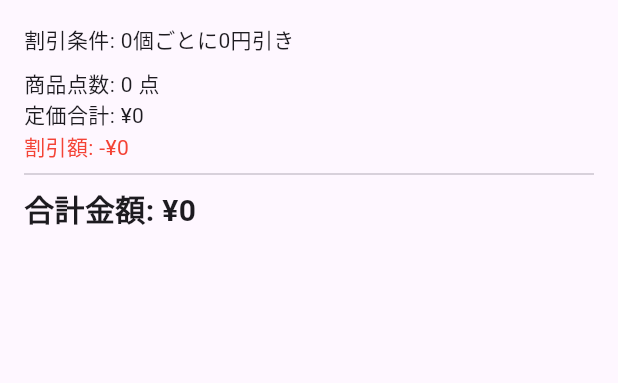
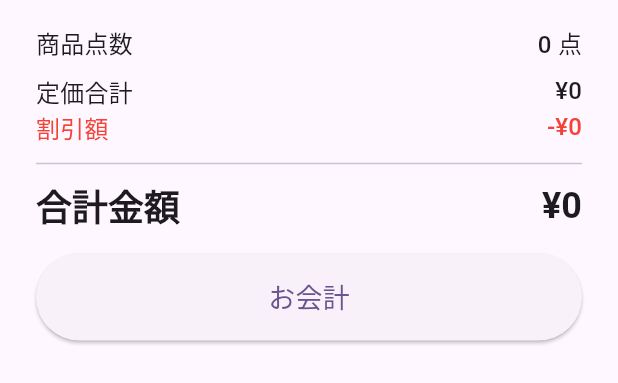
Before and after one commit to ht325ver0/k3register, a Flutter app: the TotalCounter widget shown alone on an empty page, opened directly with empty values, on a phone screen of 412 x 824 dp. Shown: the top 383 px of the screen. Run offline on Flutter 3.47's test engine with Material 3 defaults, Android fonts, the phone set to English and light mode, and no system bars; our stand-ins replace flutter_riverpod.

Commit message:
デザインの修正

```diff
--- a/lib/component/total_counter.dart
+++ b/lib/component/total_counter.dart
@@ -28,20 +28,63 @@ class TotalCounter extends StatelessWidget {
 
     final int finalPrice = regularPrice - discountAmount;
 
-    return Container(
-      padding: const EdgeInsets.all(16.0),
-      child: Column(
-        crossAxisAlignment: CrossAxisAlignment.start,
-        children: <Widget>[
-          Text("割引条件: ${discountRatio}個ごとに${discountMoney}円引き"),
-          const SizedBox(height: 8),
-          Text("商品点数: $totalQuantity 点"),
-          Text("定価合計: ¥$regularPrice"),
-          Text("割引額: -¥$discountAmount", style: const TextStyle(color: Colors.red)),
-          const Divider(),
-          Text("合計金額: ¥$finalPrice",
-              style: const TextStyle(fontSize: 20, fontWeight: FontWeight.bold)),
-        ],
+    // スタイルを定義しておくと、一貫性のあるUIを保ちやすくなります。
+    final labelStyle = Theme.of(context).textTheme.titleMedium;
+    final valueStyle = Theme.of(context).textTheme.titleMedium;
+
+    return Material(
+      elevation: 8.0, // カートリストとの区別を明確にするための影
+      child: Container(
+        padding: const EdgeInsets.symmetric(horizontal: 24.0, vertical: 16.0),
+        child: Column(
+          crossAxisAlignment: CrossAxisAlignment.stretch,
+          children: <Widget>[
+            Row(
+              mainAxisAlignment: MainAxisAlignment.spaceBetween,
+              children: [
+                Text("商品点数", style: labelStyle),
+                Text("$totalQuantity 点", style: valueStyle),
+              ],
+            ),
+            const SizedBox(height: 8),
+            Row(
+              mainAxisAlignment: MainAxisAlignment.spaceBetween,
+              children: [
+                Text("定価合計", style: labelStyle),
+                Text("¥$regularPrice", style: valueStyle),
+              ],
+            ),
+            Row(
+              mainAxisAlignment: MainAxisAlignment.spaceBetween,
+              children: [
+                Text("割引額", style: labelStyle?.copyWith(color: Colors.red)),
+                Text("-¥$discountAmount",
+                    style: valueStyle?.copyWith(color: Colors.red)),
+              ],
+            ),
+            const Divider(height: 24, thickness: 1),
+            Row(
+              mainAxisAlignment: MainAxisAlignment.spaceBetween,
+              children: [
+                Text("合計金額",
+                    style: Theme.of(context).textTheme.headlineSmall?.copyWith(
+                        fontWeight: FontWeight.bold)),
+                Text("¥$finalPrice",
+                    style: Theme.of(context).textTheme.headlineSmall?.copyWith(
+                        fontWeight: FontWeight.bold)),
+              ],
+            ),
+            const SizedBox(height: 16),
+            ElevatedButton(
+              onPressed: () {
+                // TODO: 会計処理のダイアログなどを表示
+              },
+              style: ElevatedButton.styleFrom(
+                  padding: const EdgeInsets.symmetric(vertical: 16)),
+              child: const Text("お会計", style: TextStyle(fontSize: 18)),
+            ),
+          ],
+        ),
       ),
     );
   }
```
